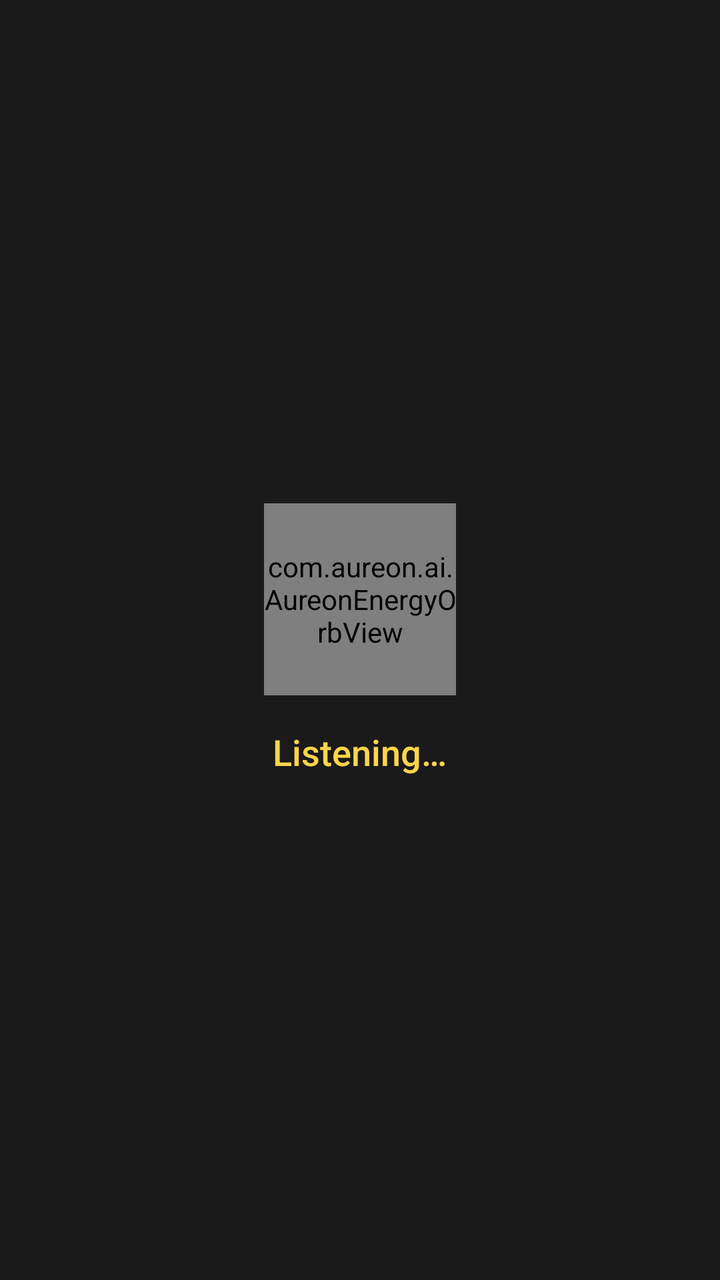
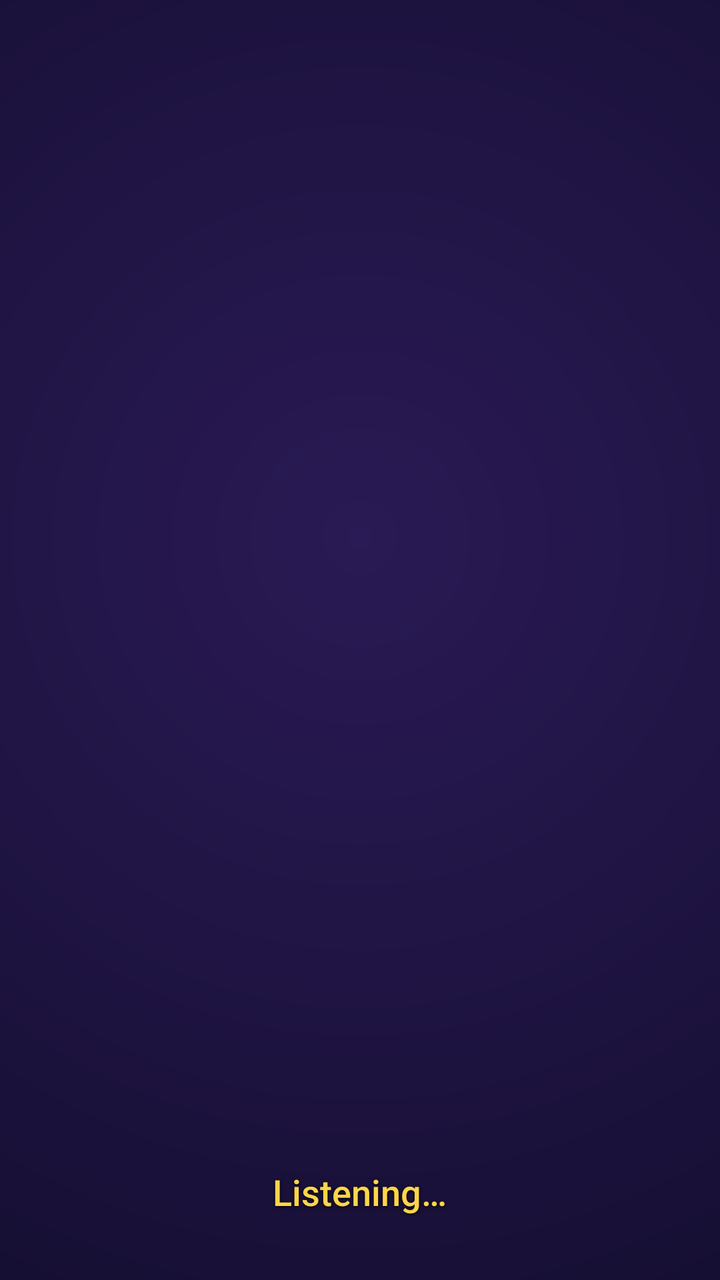

Two renders of the same Android screen: before a commit and after it. Below are the layout's source before the change and the commit's diff.
<!-- AndroidManifest.xml: application theme AppTheme -->
<!-- res/layout/aureon_voice_overlay.xml -->
<?xml version="1.0" encoding="utf-8"?>
<LinearLayout xmlns:android="http://schemas.android.com/apk/res/android"
    android:layout_width="match_parent"
    android:layout_height="wrap_content"
    android:orientation="vertical"
    android:gravity="center"
    android:background="#1A1A1A"
    android:padding="24dp">

    <com.aureon.ai.AureonEnergyOrbView
        android:id="@+id/aureon_orb"
        android:layout_width="96dp"
        android:layout_height="96dp" />

    <TextView
        android:id="@+id/aureon_status_text"
        android:layout_width="wrap_content"
        android:layout_height="wrap_content"
        android:layout_marginTop="16dp"
        android:text="Listening…"
        android:textColor="#FFD54A"
        android:textSize="18sp"
        android:fontFamily="sans-serif-medium" />

    <TextView
        android:id="@+id/aureon_response_text"
        android:layout_width="match_parent"
        android:layout_height="wrap_content"
        android:layout_marginTop="16dp"
        android:text=""
        android:textColor="#FFFFFF"
        android:textSize="16sp"
        android:gravity="center"
        android:visibility="gone" />

</LinearLayout>
<!-- resources referenced by this layout -->
<resources>
  <style name="AppTheme" parent="Theme.AppCompat.Light.DarkActionBar">
          
          <item name="colorPrimary">@color/colorPrimary</item>
          <item name="colorPrimaryDark">@color/colorPrimaryDark</item>
          <item name="colorAccent">@color/colorAccent</item>
      </style>
  <color tools:ignore="UnusedResources" name="colorPrimary">#3F51B5</color>
  <color tools:ignore="UnusedResources" name="colorPrimaryDark">#303F9F</color>
  <color tools:ignore="UnusedResources" name="colorAccent">#FF4081</color>
</resources>

<!-- the commit's change to res/layout/aureon_voice_overlay.xml (unified diff, before → after) -->
@@ -1,36 +1,53 @@
 <?xml version="1.0" encoding="utf-8"?>
-<LinearLayout xmlns:android="http://schemas.android.com/apk/res/android"
+<FrameLayout xmlns:android="http://schemas.android.com/apk/res/android"
     android:layout_width="match_parent"
-    android:layout_height="wrap_content"
-    android:orientation="vertical"
-    android:gravity="center"
-    android:background="#1A1A1A"
-    android:padding="24dp">
+    android:layout_height="match_parent"
+    android:background="@drawable/aureon_deep_space_bg">
 
-    <com.aureon.ai.AureonEnergyOrbView
-        android:id="@+id/aureon_orb"
-        android:layout_width="96dp"
-        android:layout_height="96dp" />
+    
+    <TextureView
+        android:id="@+id/aureon_orb_texture"
+        android:layout_width="300dp"
+        android:layout_height="300dp"
+        android:layout_gravity="center" />
 
-    <TextView
-        android:id="@+id/aureon_status_text"
-        android:layout_width="wrap_content"
-        android:layout_height="wrap_content"
-        android:layout_marginTop="16dp"
-        android:text="Listening…"
-        android:textColor="#FFD54A"
-        android:textSize="18sp"
-        android:fontFamily="sans-serif-medium" />
-
-    <TextView
-        android:id="@+id/aureon_response_text"
+    
+    <LinearLayout
         android:layout_width="match_parent"
         android:layout_height="wrap_content"
-        android:layout_marginTop="16dp"
-        android:text=""
-        android:textColor="#FFFFFF"
-        android:textSize="16sp"
+        android:layout_gravity="bottom"
+        android:orientation="vertical"
         android:gravity="center"
-        android:visibility="gone" />
+        android:padding="32dp">
 
-</LinearLayout>
+        <TextView
+            android:id="@+id/aureon_status_text"
+            android:layout_width="wrap_content"
+            android:layout_height="wrap_content"
+            android:text="Listening…"
+            android:textColor="#FFD54A"
+            android:textSize="18sp"
+            android:fontFamily="sans-serif-medium"
+            android:shadowColor="#000000"
+            android:shadowDx="0"
+            android:shadowDy="1"
+            android:shadowRadius="4" />
+
+        <TextView
+            android:id="@+id/aureon_response_text"
+            android:layout_width="match_parent"
+            android:layout_height="wrap_content"
+            android:layout_marginTop="12dp"
+            android:text=""
+            android:textColor="#FFFFFF"
+            android:textSize="16sp"
+            android:gravity="center"
+            android:shadowColor="#000000"
+            android:shadowDx="0"
+            android:shadowDy="1"
+            android:shadowRadius="4"
+            android:visibility="gone" />
+
+    </LinearLayout>
+
+</FrameLayout>
<!-- resource entries referenced after the edit -->
@@ -1,5 +1,18 @@
 <!-- resources referenced by this layout -->
 <resources>
+  <!-- drawable aureon_deep_space_bg (drawable) -->
+  <?xml version="1.0" encoding="utf-8"?>
+  <shape xmlns:android="http://schemas.android.com/apk/res/android"
+      android:shape="rectangle">
+      <gradient
+          android:type="radial"
+          android:gradientRadius="900dp"
+          android:centerX="0.5"
+          android:centerY="0.42"
+          android:startColor="#2A1A55"
+          android:centerColor="#140E30"
+          android:endColor="#050510" />
+  </shape>
   <style name="AppTheme" parent="Theme.AppCompat.Light.DarkActionBar">
           
           <item name="colorPrimary">@color/colorPrimary</item>
